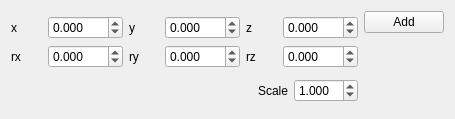
First picture: the form in hg_utils/rqt_interactive_probe/resource/InteractiveProbe.ui, repository cuixiongyi/hiveground-ros-pkg, before the edit.
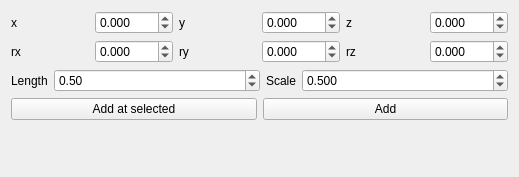
Second picture: the form after the edit.

```diff
--- a/hg_utils/rqt_interactive_probe/resource/InteractiveProbe.ui
+++ b/hg_utils/rqt_interactive_probe/resource/InteractiveProbe.ui
@@ -6,19 +6,23 @@
    <rect>
     <x>0</x>
     <y>0</y>
-    <width>455</width>
-    <height>119</height>
+    <width>519</width>
+    <height>177</height>
    </rect>
   </property>
+  <property name="sizePolicy">
+   <sizepolicy hsizetype="Minimum" vsizetype="Preferred">
+    <horstretch>0</horstretch>
+    <verstretch>0</verstretch>
+   </sizepolicy>
+  </property>
   <property name="windowTitle">
    <string>Interactive Probe</string>
   </property>
-  <layout class="QVBoxLayout" name="verticalLayout_3">
-   <item>
-    <layout class="QHBoxLayout" name="horizontalLayout_7">
-     <item>
       <layout class="QVBoxLayout" name="verticalLayout">
        <item>
+    <layout class="QHBoxLayout" name="horizontalLayout_2">
+     <item>
         <layout class="QGridLayout" name="gridLayout">
          <item row="0" column="0">
           <widget class="QLabel" name="label">
@@ -29,6 +33,12 @@
          </item>
          <item row="0" column="1">
           <widget class="QDoubleSpinBox" name="x_spin_box">
+         <property name="sizePolicy">
+          <sizepolicy hsizetype="Minimum" vsizetype="Fixed">
+           <horstretch>0</horstretch>
+           <verstretch>0</verstretch>
+          </sizepolicy>
+         </property>
            <property name="layoutDirection">
             <enum>Qt::LeftToRight</enum>
            </property>
@@ -55,6 +65,12 @@
          </item>
          <item row="0" column="3">
           <widget class="QDoubleSpinBox" name="y_spin_box">
+         <property name="sizePolicy">
+          <sizepolicy hsizetype="Minimum" vsizetype="Fixed">
+           <horstretch>0</horstretch>
+           <verstretch>0</verstretch>
+          </sizepolicy>
+         </property>
            <property name="layoutDirection">
             <enum>Qt::LeftToRight</enum>
            </property>
@@ -81,6 +97,12 @@
          </item>
          <item row="0" column="5">
           <widget class="QDoubleSpinBox" name="z_spin_box">
+         <property name="sizePolicy">
+          <sizepolicy hsizetype="Minimum" vsizetype="Fixed">
+           <horstretch>0</horstretch>
+           <verstretch>0</verstretch>
+          </sizepolicy>
+         </property>
            <property name="layoutDirection">
             <enum>Qt::LeftToRight</enum>
            </property>
@@ -107,6 +129,12 @@
          </item>
          <item row="1" column="1">
           <widget class="QDoubleSpinBox" name="rx_spin_box">
+         <property name="sizePolicy">
+          <sizepolicy hsizetype="Minimum" vsizetype="Fixed">
+           <horstretch>0</horstretch>
+           <verstretch>0</verstretch>
+          </sizepolicy>
+         </property>
            <property name="layoutDirection">
             <enum>Qt::LeftToRight</enum>
            </property>
@@ -133,6 +161,12 @@
          </item>
          <item row="1" column="3">
           <widget class="QDoubleSpinBox" name="ry_spin_box">
+         <property name="sizePolicy">
+          <sizepolicy hsizetype="Minimum" vsizetype="Fixed">
+           <horstretch>0</horstretch>
+           <verstretch>0</verstretch>
+          </sizepolicy>
+         </property>
            <property name="layoutDirection">
             <enum>Qt::LeftToRight</enum>
            </property>
@@ -159,6 +193,12 @@
          </item>
          <item row="1" column="5">
           <widget class="QDoubleSpinBox" name="rz_spin_box">
+         <property name="sizePolicy">
+          <sizepolicy hsizetype="Minimum" vsizetype="Fixed">
+           <horstretch>0</horstretch>
+           <verstretch>0</verstretch>
+          </sizepolicy>
+         </property>
            <property name="layoutDirection">
             <enum>Qt::LeftToRight</enum>
            </property>
@@ -175,23 +215,41 @@
             <double>0.010000000000000</double>
            </property>
           </widget>
+       </item>
+      </layout>
          </item>
         </layout>
        </item>
        <item>
         <layout class="QHBoxLayout" name="horizontalLayout">
          <item>
-          <spacer name="horizontalSpacer">
-           <property name="orientation">
-            <enum>Qt::Horizontal</enum>
-           </property>
-           <property name="sizeHint" stdset="0">
-            <size>
-             <width>40</width>
-             <height>20</height>
-            </size>
-           </property>
-          </spacer>
+      <widget class="QLabel" name="label_2">
+       <property name="text">
+        <string>Length</string>
+       </property>
+      </widget>
+     </item>
+     <item>
+      <widget class="QDoubleSpinBox" name="length_spin_box">
+       <property name="sizePolicy">
+        <sizepolicy hsizetype="Expanding" vsizetype="Fixed">
+         <horstretch>0</horstretch>
+         <verstretch>0</verstretch>
+        </sizepolicy>
+       </property>
+       <property name="decimals">
+        <number>2</number>
+       </property>
+       <property name="minimum">
+        <double>0.010000000000000</double>
+       </property>
+       <property name="singleStep">
+        <double>0.010000000000000</double>
+       </property>
+       <property name="value">
+        <double>0.500000000000000</double>
+       </property>
+      </widget>
          </item>
          <item>
           <widget class="QLabel" name="label_12">
@@ -202,6 +260,12 @@
          </item>
          <item>
           <widget class="QDoubleSpinBox" name="scale_spin_box">
+       <property name="sizePolicy">
+        <sizepolicy hsizetype="Expanding" vsizetype="Fixed">
+         <horstretch>0</horstretch>
+         <verstretch>0</verstretch>
+        </sizepolicy>
+       </property>
            <property name="layoutDirection">
             <enum>Qt::LeftToRight</enum>
            </property>
@@ -218,23 +282,30 @@
             <double>0.010000000000000</double>
            </property>
            <property name="value">
-            <double>1.000000000000000</double>
+        <double>0.500000000000000</double>
            </property>
           </widget>
          </item>
         </layout>
        </item>
-      </layout>
-     </item>
      <item>
-      <layout class="QVBoxLayout" name="verticalLayout_2">
+    <layout class="QHBoxLayout" name="horizontalLayout_3">
        <item>
-        <widget class="QPushButton" name="addMarkerPushButton">
+      <widget class="QPushButton" name="add_at_selected_button">
+       <property name="text">
+        <string>Add at selected</string>
+       </property>
+      </widget>
+     </item>
+     <item>
+      <widget class="QPushButton" name="add_marker_button">
          <property name="text">
           <string>Add</string>
          </property>
         </widget>
        </item>
+    </layout>
+   </item>
        <item>
         <spacer name="verticalSpacer">
          <property name="orientation">
@@ -249,26 +320,8 @@
         </spacer>
        </item>
       </layout>
-     </item>
-    </layout>
-   </item>
-  </layout>
-  <zorder>addMarkerPushButton</zorder>
-  <zorder>x_spin_box</zorder>
-  <zorder>label</zorder>
-  <zorder>doubleSpinBox_3</zorder>
-  <zorder>label_7</zorder>
-  <zorder>y_spin_box</zorder>
-  <zorder>label_8</zorder>
-  <zorder>z_spin_box</zorder>
-  <zorder>label_9</zorder>
-  <zorder>label_10</zorder>
-  <zorder>ry_spin_box</zorder>
-  <zorder>rz_spin_box</zorder>
-  <zorder>rx_spin_box</zorder>
-  <zorder>label_11</zorder>
-  <zorder>horizontalSpacer</zorder>
-  <zorder>sx_spin_box</zorder>
+  <zorder>horizontalSpacer_2</zorder>
+  <zorder>label_2</zorder>
   <zorder>label_12</zorder>
   <zorder>sy_spin_box</zorder>
   <zorder>scale_spin_box</zorder>
```
Left out of the diff: 23 changed lines with no effect on the pictures. Lines whose indentation alone changed are shown as unchanged.
